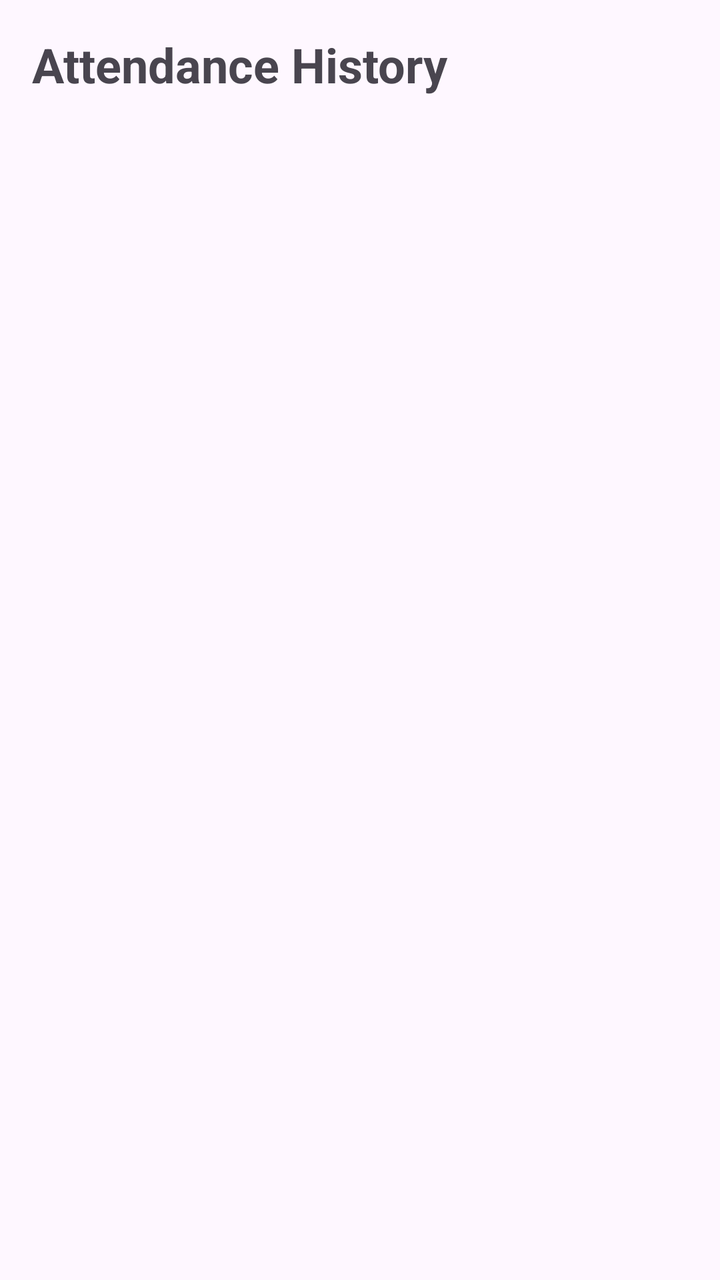
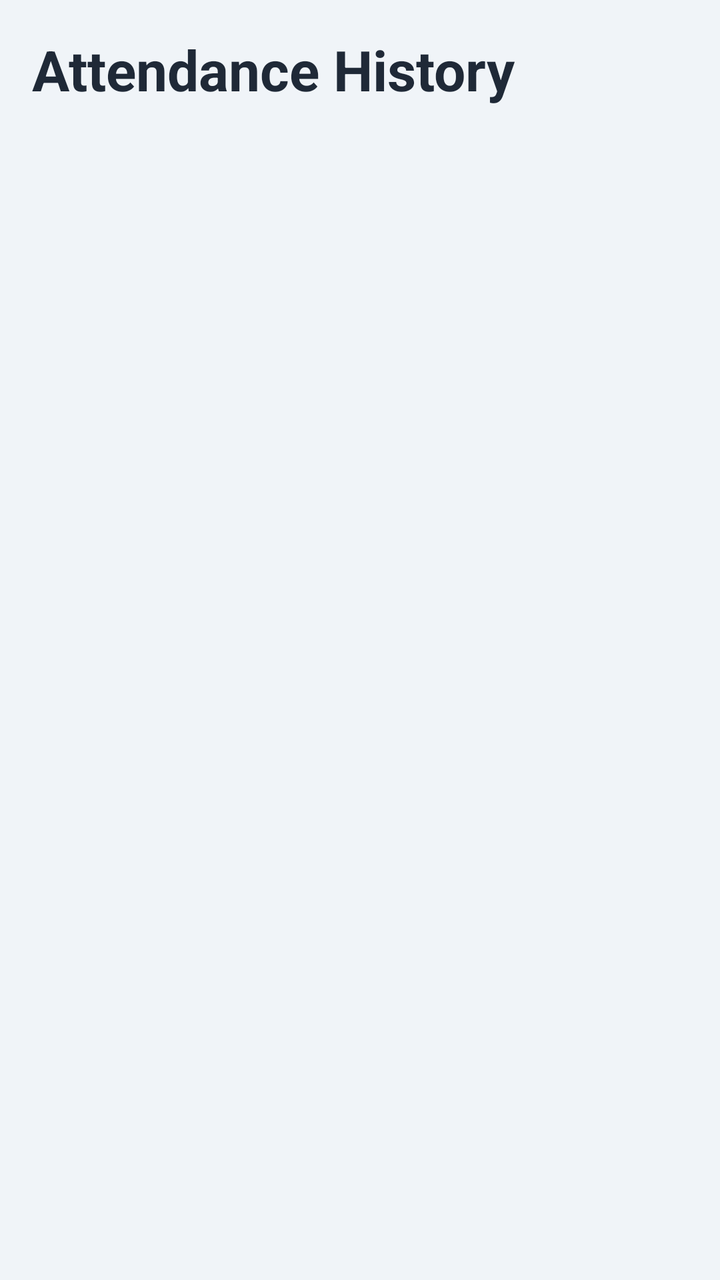

An Android layout rendered at two revisions. The XML below is the earlier revision; the diff shows what the commit changed to produce the second picture.
<!-- AndroidManifest.xml: application theme Theme.StudentIntelligentSystem -->
<!-- res/layout/activity_view_attendance.xml -->
<?xml version="1.0" encoding="utf-8"?>
<LinearLayout xmlns:android="http://schemas.android.com/apk/res/android"
    android:layout_width="match_parent"
    android:layout_height="match_parent"
    android:orientation="vertical"
    android:padding="16dp">

    <TextView
        android:layout_width="wrap_content"
        android:layout_height="wrap_content"
        android:text="Attendance History"
        android:textSize="24sp"
        android:textStyle="bold"
        android:layout_marginBottom="16dp" />

    <androidx.recyclerview.widget.RecyclerView
        android:id="@+id/rvAttendanceDates"
        android:layout_width="match_parent"
        android:layout_height="match_parent" />

</LinearLayout>
<!-- resources referenced by this layout -->
<resources>
  <style name="Theme.StudentIntelligentSystem" parent="Base.Theme.StudentIntelligentSystem" />
  <style name="Base.Theme.StudentIntelligentSystem" parent="Theme.Material3.DayNight.NoActionBar">
          
          
      </style>
</resources>

<!-- the commit's change to res/layout/activity_view_attendance.xml (unified diff, before → after) -->
@@ -1,17 +1,21 @@
 <?xml version="1.0" encoding="utf-8"?>
 <LinearLayout xmlns:android="http://schemas.android.com/apk/res/android"
+    xmlns:tools="http://schemas.android.com/tools"
     android:layout_width="match_parent"
     android:layout_height="match_parent"
     android:orientation="vertical"
-    android:padding="16dp">
+    android:background="#F0F4F8"
+    android:padding="16dp"
+    tools:context=".ViewAttendanceActivity">
 
     <TextView
         android:layout_width="wrap_content"
         android:layout_height="wrap_content"
         android:text="Attendance History"
-        android:textSize="24sp"
+        android:textSize="28sp"
         android:textStyle="bold"
-        android:layout_marginBottom="16dp" />
+        android:textColor="#1F2937"
+        android:layout_marginBottom="24dp" />
 
     <androidx.recyclerview.widget.RecyclerView
         android:id="@+id/rvAttendanceDates"
